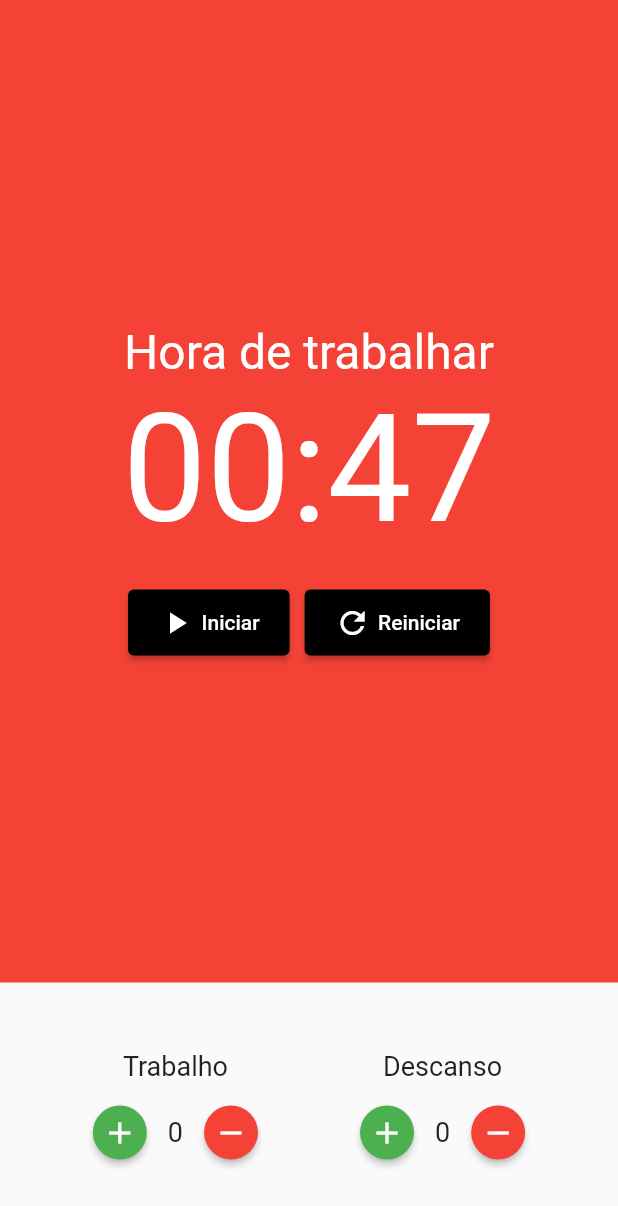
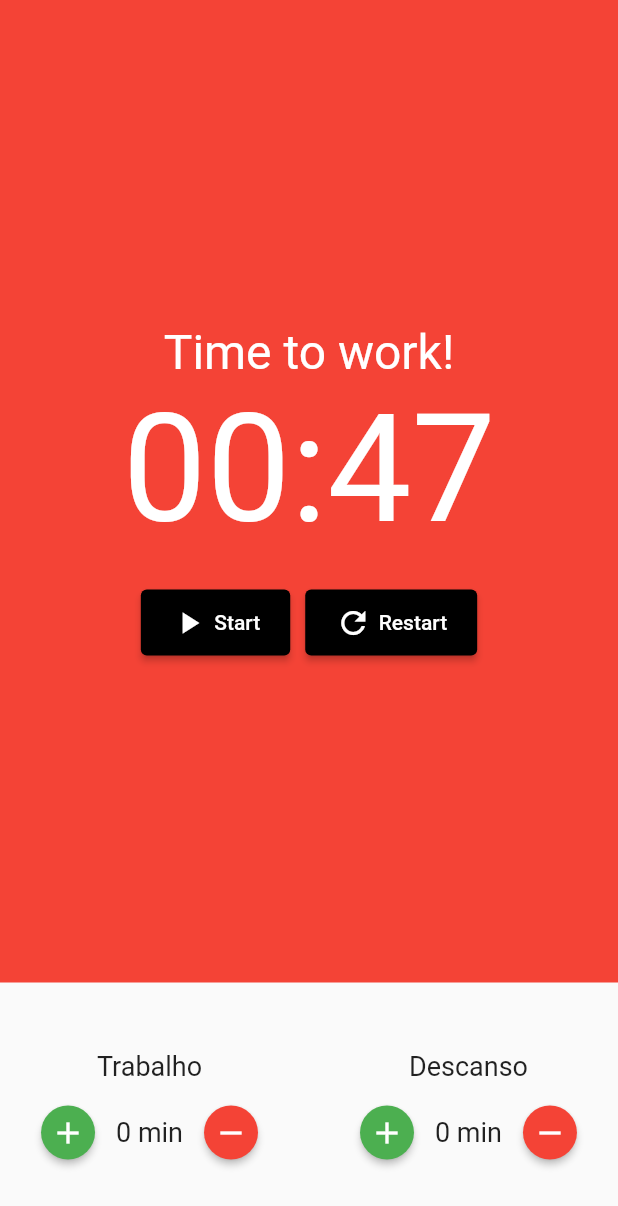
Before and after one commit to rafaelRodruiguesGuimaraes/pomodoro, a Flutter app: the screen it shows after launch, on a phone screen of 412 x 824 dp. Shown: the top 1206 px of the screen. Run offline on Flutter 3.47's test engine with Material 2 defaults, Android fonts, the phone set to English and light mode, and no system bars; our stand-ins replace flutter_mobx, mobx; generated files the repository leaves out were written again.

Commit message:
fix: add min to pomodoro buttons

```diff
--- a/lib/components/pomodoro_stopwatch.dart
+++ b/lib/components/pomodoro_stopwatch.dart
@@ -14,7 +14,7 @@ class PomodoroStopwatch extends StatelessWidget {
         mainAxisAlignment: MainAxisAlignment.center,
         children: [
           const Text(
-            'Hora de trabalhar',
+            'Time to work!',
             style: TextStyle(
               color: Colors.white,
               fontSize: 32.0,
@@ -36,19 +36,19 @@ class PomodoroStopwatch extends StatelessWidget {
               Padding(
                 padding: EdgeInsets.only(right: 10.0),
                 child: StopwatchButton(
-                  title: 'Iniciar',
+                  title: 'Start',
                   buttonIcon: Icons.play_arrow,
                 ),
               ),
               // Padding(
               //   padding: EdgeInsets.only(right: 10.0),
               //   child: StopwatchButton(
-              //     title: 'Parar',
+              //     title: 'Stop',
               //     buttonIcon: Icons.stop,
               //   ),
               // ),
               StopwatchButton(
-                title: 'Reiniciar',
+                title: 'Restart',
                 buttonIcon: Icons.refresh,
               )
             ],
--- a/lib/components/time_input.dart
+++ b/lib/components/time_input.dart
@@ -6,14 +6,14 @@ class TimeInput extends StatelessWidget {
     Key? key,
     required this.title,
     required this.value,
-    required this.incrementTime,
-    required this.decrementTime,
+    this.incrementTime,
+    this.decrementTime,
   }) : super(key: key);
 
   final String title;
   final int value;
-  final Function incrementTime;
-  final Function decrementTime;
+  final void Function()? incrementTime;
+  final void Function()? decrementTime;
 
   @override
   Widget build(BuildContext context) {
@@ -31,7 +31,7 @@ class TimeInput extends StatelessWidget {
         Row(
           children: [
             ElevatedButton(
-              onPressed: () => incrementTime(),
+              onPressed: incrementTime,
               child: const Icon(Icons.add),
               style: ElevatedButton.styleFrom(
                 shape: const CircleBorder(),
@@ -40,13 +40,13 @@ class TimeInput extends StatelessWidget {
               ),
             ),
             Text(
-              value.toString(),
+              '${value.toString()} min',
               style: const TextStyle(
                 fontSize: 18.0,
               ),
             ),
             ElevatedButton(
-              onPressed: () => decrementTime(),
+              onPressed: decrementTime,
               child: const Icon(Icons.remove),
               style: ElevatedButton.styleFrom(
                 shape: const CircleBorder(),
```
